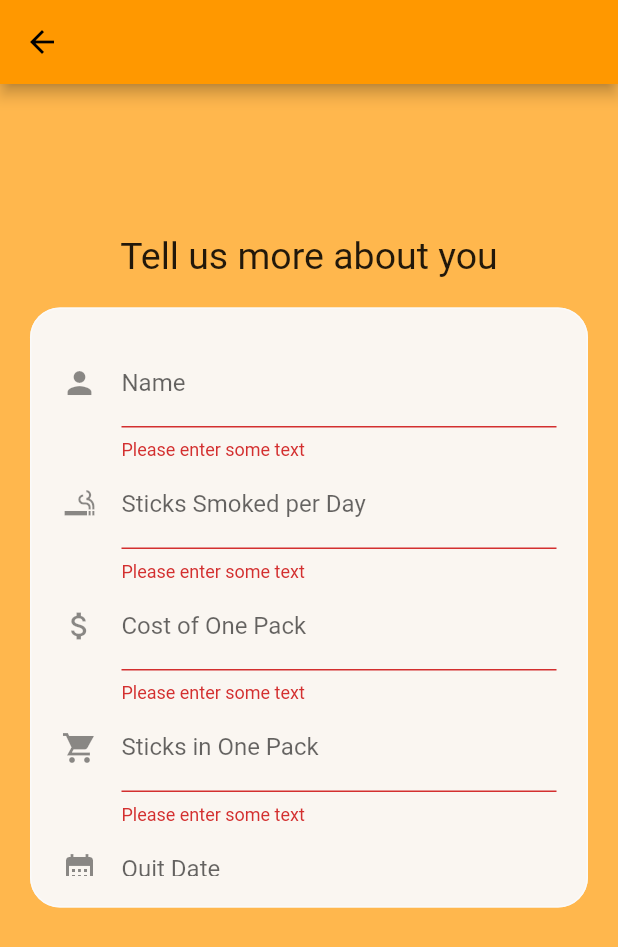
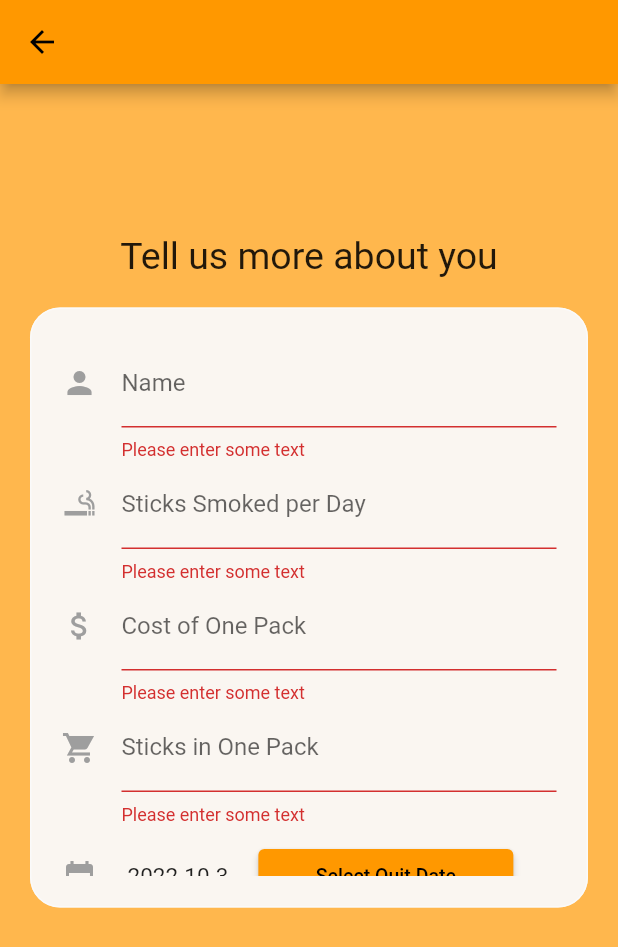
Before and after one commit to S-Samiksha/QuitNowApp, a Flutter app: the UserDetailsForm screen opened by its route, after a tap on "Submit", on a phone screen of 412 x 824 dp. Shown: the top 947 px of the screen. Run offline on Flutter 3.47's test engine with Material 2 defaults, Android fonts, the light colour scheme and no system bars; our stand-ins replace cloud_firestore, firebase_auth, firebase_core; accounts and stored records are empty; Roboto replaces fonts that are missing (Indies).

Commit message:
calendar picker to user form and navbar after submit form:

```diff
--- a/flutter_app_quit_now/lib/pages/user_details_form.dart
+++ b/flutter_app_quit_now/lib/pages/user_details_form.dart
@@ -3,6 +3,9 @@ import 'package:firebase_auth/firebase_auth.dart';
 import 'package:flutter_app_quit_now/auth.dart';
 import 'package:cloud_firestore/cloud_firestore.dart';
 import 'package:flutter_app_quit_now/pages/home_page.dart';
+import 'package:intl/intl.dart';
+
+import 'navpage.dart';
 
 class UserDetailsForm extends StatelessWidget {
   const UserDetailsForm({super.key});
@@ -75,6 +78,41 @@ class _MyCustomFormState extends State<MyCustomForm> {
   var costPerPack = 0;
   var sticksPerPack = 0;
   var quitDate = '';
+  DateTime todaysDate = DateTime.now();
+  DateTime pickedDate = DateTime.now();
+  var formatter = DateFormat('MMM dd, yyyy');
+
+  Widget chooseDate() {
+    // String todaysDate = formatter.format(date);
+
+    return Row(
+      crossAxisAlignment: CrossAxisAlignment.center,
+      children: <Widget>[
+        const Icon(Icons.calendar_month_sharp, color: Colors.grey),
+        const SizedBox(width: 20),
+        Text("${pickedDate.year}-${pickedDate.month}-${pickedDate.day}",
+            style: const TextStyle(fontSize: 15, fontFamily: 'Indies')),
+        const SizedBox(width: 20),
+        SizedBox(
+            width: 170,
+            child: ElevatedButton(
+                onPressed: () async {
+                  DateTime? newDate = await showDatePicker(
+                      context: context,
+                      initialDate: pickedDate,
+                      firstDate: DateTime(2010),
+                      lastDate: todaysDate);
+
+                  if (newDate == null) return;
+
+                  setState(() => pickedDate = newDate);
+                  setState(() => quitDate = formatter.format(newDate));
+                },
+                child: const Text("Select Quit Date",
+                    style: TextStyle(fontSize: 13, fontFamily: 'Indies'))))
+      ],
+    );
+  }
 
   @override
   Widget build(BuildContext context) {
@@ -88,7 +126,7 @@ class _MyCustomFormState extends State<MyCustomForm> {
         children: <Widget>[
           TextFormField(
               decoration: const InputDecoration(
-                icon: Icon(Icons.person),
+                icon: Icon(Icons.person, color: Colors.grey),
                 labelText: 'Name',
               ),
               onChanged: (value) {
@@ -102,7 +140,7 @@ class _MyCustomFormState extends State<MyCustomForm> {
               }),
           TextFormField(
               decoration: const InputDecoration(
-                icon: Icon(Icons.smoking_rooms),
+                icon: Icon(Icons.smoking_rooms, color: Colors.grey),
                 labelText: 'Sticks Smoked per Day',
               ),
               onChanged: (value) {
@@ -116,7 +154,7 @@ class _MyCustomFormState extends State<MyCustomForm> {
               }),
           TextFormField(
               decoration: const InputDecoration(
-                icon: Icon(Icons.attach_money),
+                icon: Icon(Icons.attach_money, color: Colors.grey),
                 labelText: 'Cost of One Pack',
               ),
               onChanged: (value) {
@@ -130,7 +168,7 @@ class _MyCustomFormState extends State<MyCustomForm> {
               }),
           TextFormField(
               decoration: const InputDecoration(
-                icon: Icon(Icons.shopping_cart_sharp),
+                icon: Icon(Icons.shopping_cart_sharp, color: Colors.grey),
                 labelText: 'Sticks in One Pack',
               ),
               onChanged: (value) {
@@ -142,22 +180,11 @@ class _MyCustomFormState extends State<MyCustomForm> {
                 }
                 return null;
               }),
-          TextFormField(
-              decoration: const InputDecoration(
-                icon: Icon(Icons.calendar_month_sharp),
-                labelText: 'Quit Date',
-              ),
-              onChanged: (value) {
-                quitDate = value;
-              },
-              validator: (value) {
-                if (value == null || value.isEmpty) {
-                  return 'Please enter some text';
-                }
-                return null;
-              }),
           const SizedBox(height: 10),
-          Center(
+          chooseDate(),
+          const SizedBox(height: 10),
+          SizedBox(
+            width: double.infinity,
             child: ElevatedButton(
               onPressed: () {
                 if (_formKey.currentState!.validate()) {
@@ -180,10 +207,8 @@ class _MyCustomFormState extends State<MyCustomForm> {
                       .catchError(
                           (error) => print('Failed to add details: $error'));
 
-                  Navigator.push(
-                      context,
-                      MaterialPageRoute(
-                          builder: (context) => const HomePage()));
+                  Navigator.pushReplacement(context,
+                      MaterialPageRoute(builder: (context) => const NavPage()));
                 }
               },
               child: const Text('Submit'),
```
Also changed, not shown: flutter_app_quit_now/lib/pages/home_page.dart (+132 -4 lines), flutter_app_quit_now/pubspec.yaml (+46 -48 lines).
